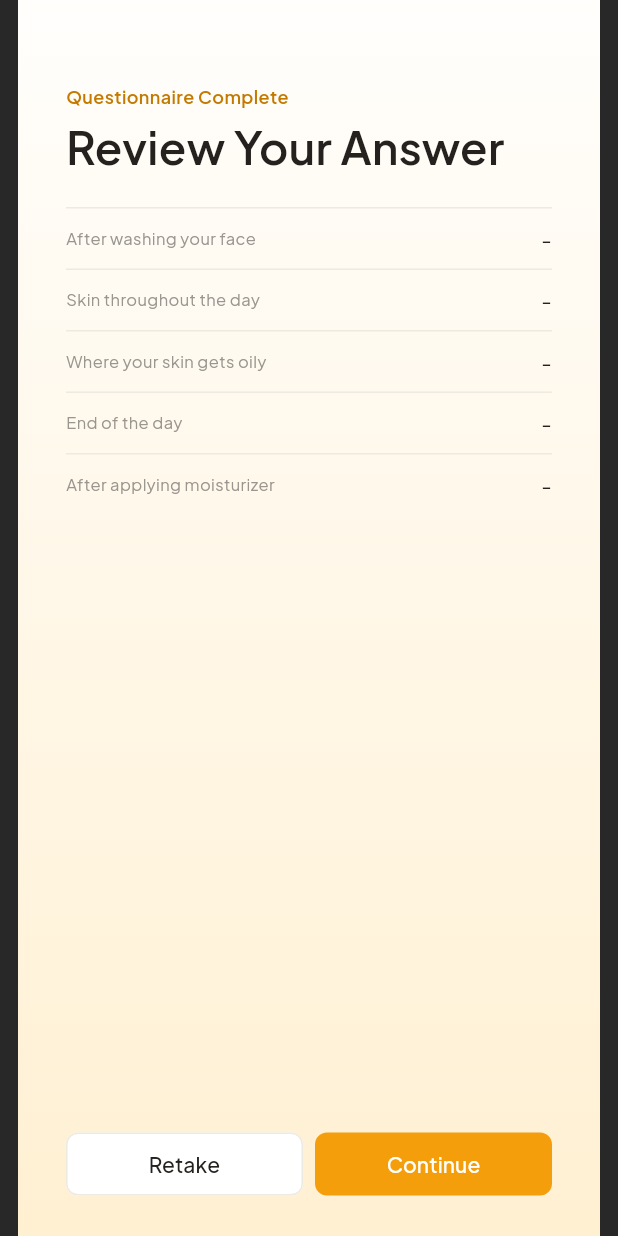
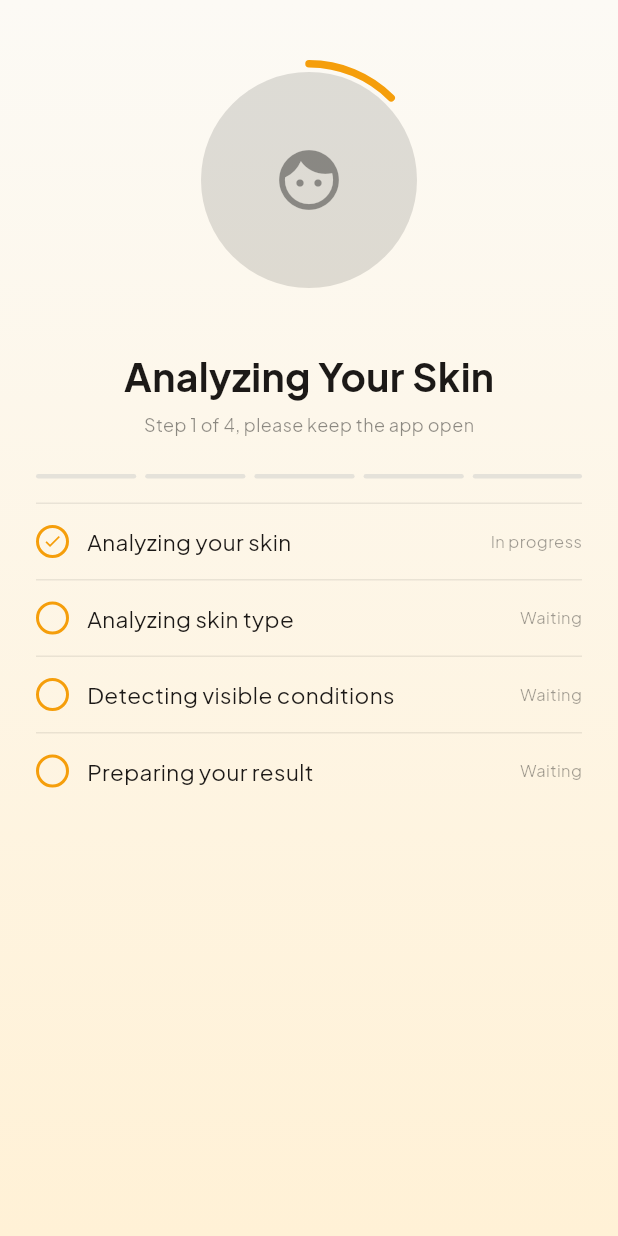
Before and after one commit to hwollwage/berseri, a Flutter app: the SummaryPage screen opened directly with empty values, after a tap on "Continue", on a phone screen of 412 x 824 dp. Run offline on Flutter 3.47's test engine with Material 3 defaults, Android fonts, the phone set to English and light mode, and no system bars; our stand-ins replace awesome_dialog, camera, dio, flutter_riverpod, go_router, google_fonts and 1 more.

Commit message:
feat: add analysis routes

```diff
--- a/lib/app/routes.dart
+++ b/lib/app/routes.dart
@@ -3,6 +3,9 @@ import 'package:berseri/features/analysis/result_page.dart';
 import 'package:berseri/features/auth/login_page.dart';
 import 'package:berseri/features/auth/register_page.dart';
 import 'package:berseri/features/camera/camera_page.dart';
+import 'package:berseri/features/diagnosis/analysis_loading_page.dart';
+import 'package:berseri/features/diagnosis/analysis_result_model.dart';
+import 'package:berseri/features/diagnosis/analysis_result_page.dart';
 import 'package:berseri/features/diagnosis/diagnosis_page.dart';
 import 'package:berseri/features/home/home_page.dart';
 import 'package:berseri/features/ingredients/ingredient.dart';
@@ -14,6 +17,8 @@ import 'package:berseri/features/splash/splash_page.dart';
 import 'package:go_router/go_router.dart';
 
 final router = GoRouter(
+  // Buat ngetes halamanmu, ubah sementara jadi '/analysis-loading'
+  // atau '/questionnaire'. Balikin ke '/splash' sebelum commit.
   initialLocation: '/splash',
   routes: [
 
@@ -33,7 +38,7 @@ final router = GoRouter(
       path: '/auth',
       name: 'auth',
       redirect: (context, state) {
-        if(state.matchedLocation == '/auth') {
+        if (state.matchedLocation == '/auth') {
           return '/auth/login';
         }
         return null;
@@ -95,6 +100,23 @@ final router = GoRouter(
       builder: (context, state) => const QuestionnairePage(),
     ),
 
+    // ===== route punya wahyu =====
+    GoRoute(
+      path: '/analysis-loading',
+      name: 'analysis-loading',
+      builder: (context, state) =>
+          AnalysisLoadingPage(imagePath: state.extra as String?),
+    ),
+
+    GoRoute(
+      path: '/analysis-result',
+      name: 'analysis-result',
+      builder: (context, state) => AnalysisResultPage(
+        result: (state.extra as AnalysisResult?) ?? AnalysisResult.demo(),
+      ),
+    ),
+    // =============================
+
     GoRoute(
       path: '/ingredient-detail',
       name: 'ingredient-detail',
--- /dev/null
+++ b/lib/core/components/app_colors.dart
@@ -0,0 +1,9 @@
+import 'package:flutter/material.dart';
+
+class AppColors {
+  static const orange = Color(0xFFF59E0B);
+  static const cream = Color(0xFFFCFAF5);
+  static const peach = Color(0xFFFFF1D6);
+  static const border = Color(0xFFEDEAE2);
+  static const brown = Color(0xFF9A5B00);
+}
--- /dev/null
+++ b/lib/features/diagnosis/analysis_loading_page.dart
@@ -0,0 +1,224 @@
+import 'dart:async';
+import 'dart:math' as math;
+
+import 'package:berseri/core/components/app_colors.dart';
+import 'package:berseri/features/diagnosis/analysis_result_model.dart';
+import 'package:berseri/features/diagnosis/widgets/skin_photo.dart';
+import 'package:flutter/material.dart';
+import 'package:go_router/go_router.dart';
+
+class AnalysisLoadingPage extends StatefulWidget {
+  final String? imagePath;
+  const AnalysisLoadingPage({super.key, this.imagePath});
+
+  @override
+  State<AnalysisLoadingPage> createState() => _AnalysisLoadingPageState();
+}
+
+class _AnalysisLoadingPageState extends State<AnalysisLoadingPage> {
+  static const _steps = [
+    'Analyzing your skin',
+    'Analyzing skin type',
+    'Detecting visible conditions',
+    'Preparing your result',
+  ];
+
+  int _done = 0; // jumlah langkah yang sudah selesai
+  Timer? _timer;
+
+  @override
+  void initState() {
+    super.initState();
+    // TODO: ganti timer simulasi ini dengan panggilan ke backend (backend/app.py).
+    // Setiap kali satu tahap selesai, panggil setState(() => _done++).
+    // Setelah semua selesai, panggil _finish() dengan hasil asli.
+    _timer = Timer.periodic(const Duration(milliseconds: 1800), (t) {
+      if (!mounted) return;
+      setState(() => _done++);
+      if (_done >= _steps.length) {
+        t.cancel();
+        _finish();
+      }
+    });
+  }
+
+  Future<void> _finish() async {
+    await Future.delayed(const Duration(milliseconds: 600));
+    if (!mounted) return;
+    context.pushReplacement(
+      '/analysis-result',
+      extra: AnalysisResult.demo(imagePath: widget.imagePath),
+    );
+  }
+
+  @override
+  void dispose() {
+    _timer?.cancel();
+    super.dispose();
+  }
+
+  @override
+  Widget build(BuildContext context) {
+    final stepNumber = math.min(_done + 1, _steps.length);
+    final progress = (_done + 0.5) / _steps.length;
+
+    return Scaffold(
+      body: Container(
+        width: double.infinity,
+        decoration: const BoxDecoration(
+          gradient: LinearGradient(
+            begin: Alignment.topCenter,
+            end: Alignment.bottomCenter,
+            colors: [AppColors.cream, AppColors.peach],
+          ),
+        ),
+        child: SafeArea(
+          child: Padding(
+            padding: const EdgeInsets.symmetric(horizontal: 24),
+            child: Column(
+              children: [
+                const SizedBox(height: 40),
+                TweenAnimationBuilder<double>(
+                  tween: Tween(end: progress.clamp(0.0, 1.0)),
+                  duration: const Duration(milliseconds: 500),
+                  builder: (context, value, _) => SizedBox(
+                    width: 160,
+                    height: 160,
+                    child: CustomPaint(
+                      painter: _ArcPainter(value),
+                      child: Padding(
+                        padding: const EdgeInsets.all(8),
+                        child: ClipOval(child: SkinPhoto(path: widget.imagePath)),
+                      ),
+                    ),
+                  ),
+                ),
+                const SizedBox(height: 32),
+                const Text(
+                  'Analyzing Your Skin',
+                  style: TextStyle(fontSize: 26, fontWeight: FontWeight.w700),
+                ),
+                const SizedBox(height: 6),
+                Text(
+                  'Step $stepNumber of ${_steps.length}, please keep the app open',
+                  style: const TextStyle(fontSize: 12, color: Colors.black45),
+                ),
+                const SizedBox(height: 24),
+                Row(
+                  children: List.generate(5, (i) {
+                    return Expanded(
+                      child: Container(
+                        height: 3,
+                        margin: EdgeInsets.only(right: i == 4 ? 0 : 6),
+                        decoration: BoxDecoration(
+                          color: i < _done
+                              ? AppColors.orange
+                              : const Color(0xFFE5E2DA),
+                          borderRadius: BorderRadius.circular(2),
+                        ),
+                      ),
+                    );
+                  }),
+                ),
+                const SizedBox(height: 16),
+                ...List.generate(_steps.length, (i) {
+                  final status = i < _done
+                      ? _Status.done
+                      : (i == _done ? _Status.inProgress : _Status.waiting);
+                  return _StepRow(label: _steps[i], status: status);
+                }),
+              ],
+            ),
+          ),
+        ),
+      ),
+    );
+  }
+}
+
+enum _Status { done, inProgress, waiting }
+
+class _StepRow extends StatelessWidget {
+  final String label;
+  final _Status status;
+  const _StepRow({required this.label, required this.status});
+
+  @override
+  Widget build(BuildContext context) {
+    final text = switch (status) {
+      _Status.done => 'Done',
+      _Status.inProgress => 'In progress',
+      _Status.waiting => 'Waiting',
+    };
+
+    return Container(
+      padding: const EdgeInsets.symmetric(vertical: 14),
+      decoration: const BoxDecoration(
+        border: Border(top: BorderSide(color: Color(0x14000000))),
+      ),
+      child: Row(
+        children: [
+          _StatusIcon(status),
+          const SizedBox(width: 12),
+          Expanded(child: Text(label, style: const TextStyle(fontSize: 15))),
+          Text(text, style: const TextStyle(fontSize: 11, color: Colors.black38)),
+        ],
+      ),
+    );
+  }
+}
+
+class _StatusIcon extends StatelessWidget {
+  final _Status status;
+  const _StatusIcon(this.status);
+
+  @override
+  Widget build(BuildContext context) {
+    switch (status) {
+      case _Status.done:
+        return const CircleAvatar(
+          radius: 11,
+          backgroundColor: AppColors.orange,
+          child: Icon(Icons.check, size: 14, color: Colors.white),
+        );
+      case _Status.inProgress:
+        return Container(
+          width: 22,
+          height: 22,
+          decoration: BoxDecoration(
+            shape: BoxShape.circle,
+            border: Border.all(color: AppColors.orange, width: 2),
+          ),
+          child: const Icon(Icons.check, size: 13, color: AppColors.orange),
+        );
+      case _Status.waiting:
+        return Container(
+          width: 22,
+          height: 22,
+          decoration: BoxDecoration(
+            shape: BoxShape.circle,
+            border: Border.all(color: AppColors.orange, width: 2),
+          ),
+        );
+    }
+  }
+}
+
+class _ArcPainter extends CustomPainter {
+  final double progress;
+  _ArcPainter(this.progress);
+
+  @override
+  void paint(Canvas canvas, Size size) {
+    final paint = Paint()
+      ..color = AppColors.orange
+      ..style = PaintingStyle.stroke
+      ..strokeWidth = 5
+      ..strokeCap = StrokeCap.round;
+    final rect = Offset.zero & size;
+    canvas.drawArc(rect.deflate(2.5), -math.pi / 2, 2 * math.pi * progress, false, paint);
+  }
+
+  @override
+  bool shouldRepaint(_ArcPainter old) => old.progress != progress;
+}
--- /dev/null
+++ b/lib/features/diagnosis/analysis_result_model.dart
@@ -0,0 +1,33 @@
+class RecommendedIngredient {
+  final String name;
+  final String purpose;
+  const RecommendedIngredient(this.name, this.purpose);
+}
+
+class AnalysisResult {
+  final String skinType;
+  final List<String> conditions;
+  final List<RecommendedIngredient> ingredients;
+  final DateTime date;
+  final String? imagePath;
+
+  const AnalysisResult({
+    required this.skinType,
+    required this.conditions,
+    required this.ingredients,
+    required this.date,
+    this.imagePath,
+  });
+
+  // Data contoh buat ngetes UI. Ganti dengan hasil dari backend nanti.
+  factory AnalysisResult.demo({String? imagePath}) => AnalysisResult(
+        skinType: 'Normal',
+        conditions: const ['Redness', 'Dark Spot', 'Acne'],
+        ingredients: const [
+          RecommendedIngredient('Niacinamide', 'For dark spot'),
+          RecommendedIngredient('Alpha Arbutin', 'For Brightening'),
+        ],
+        date: DateTime.now(),
+        imagePath: imagePath,
+      );
+}
--- /dev/null
+++ b/lib/features/diagnosis/widgets/skin_photo.dart
@@ -0,0 +1,24 @@
+import 'dart:io';
+import 'package:flutter/foundation.dart' show kIsWeb;
+import 'package:flutter/material.dart';
+
+class SkinPhoto extends StatelessWidget {
+  final String? path;
+  final BoxFit fit;
+
+  const SkinPhoto({super.key, this.path, this.fit = BoxFit.cover});
+
+  @override
+  Widget build(BuildContext context) {
+    if (path == null) {
+      return Container(
+        color: Colors.black12,
+        child: const Icon(Icons.face, size: 48, color: Colors.black38),
+      );
+    }
+    // Di web, path dari kamera berupa blob URL
+    return kIsWeb
+        ? Image.network(path!, fit: fit)
+        : Image.file(File(path!), fit: fit);
+  }
+}
--- a/lib/features/questionnaire/presentation/summary_page.dart
+++ b/lib/features/questionnaire/presentation/summary_page.dart
@@ -2,6 +2,7 @@ import 'package:flutter/material.dart';
 
 import '../data/questionnaire_data.dart';
 import 'widgets/progress_bar.dart';
+import 'package:go_router/go_router.dart';
 
 class SummaryPage extends StatelessWidget {
   final List<int?> answers;
@@ -142,7 +143,7 @@ class SummaryPage extends StatelessWidget {
                           Expanded(
                             child: ElevatedButton(
                               onPressed: () {
-                                // TODO: arahkan ke halaman berikutnya.
+                                context.go('/analysis-loading'); //ini toodokubuat ke halaman  analysis load
                               },
                               style: ElevatedButton.styleFrom(
                                 backgroundColor: kOrange,
```
Also changed, not shown: lib/features/diagnosis/analysis_result_page.dart (added, +227 -0 lines).
